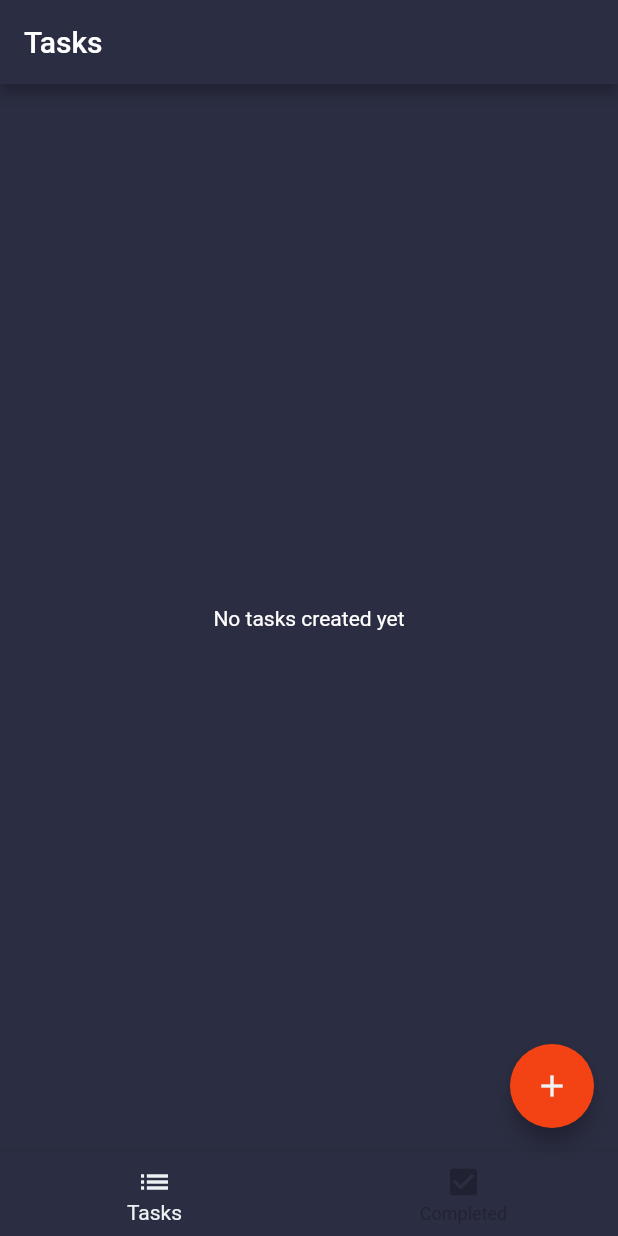
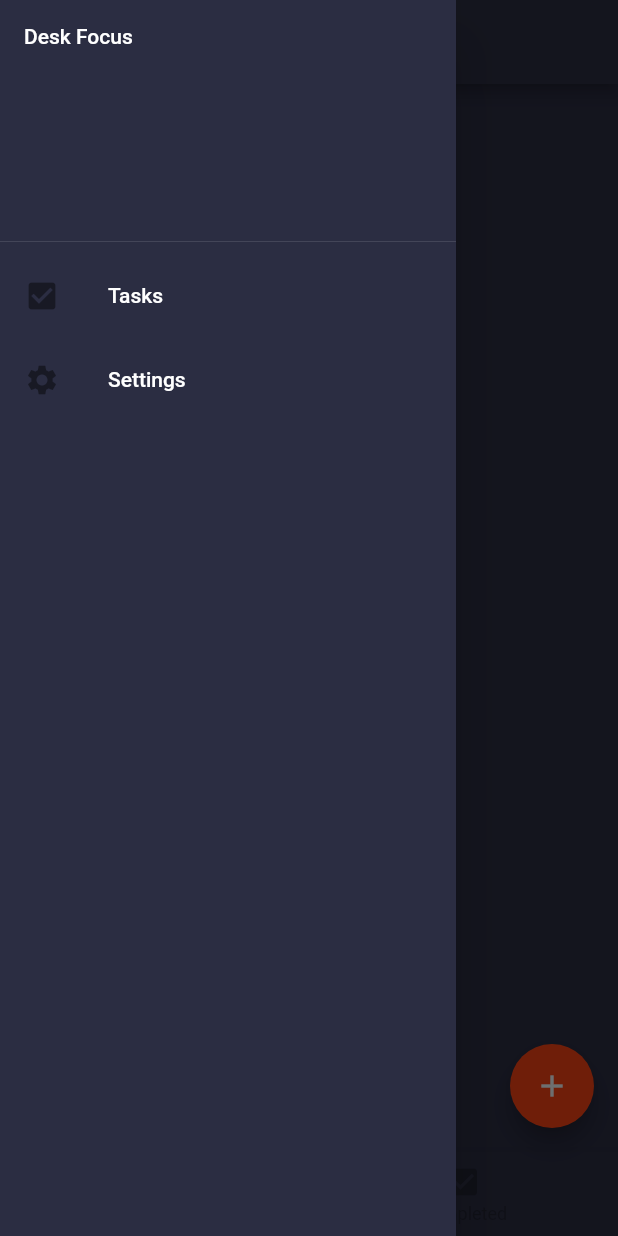
Before and after one commit to Hendermarkson/DeskFocus, a Flutter app: the screen it shows after launch, with the side drawer open (before the commit the screen has no drawer), on a phone screen of 412 x 824 dp. Run offline on Flutter 3.47's test engine with Material 2 defaults, Android fonts, the light colour scheme and no system bars; our stand-ins replace equatable, flutter_slidable, sqflite; accounts and stored records are empty.

Commit message:
Implemented basic drawer for navigation

```diff
--- a/lib/app.dart
+++ b/lib/app.dart
@@ -25,7 +25,7 @@ class App extends StatelessWidget {
         title: 'DeskFocus',
         theme: AppTheme(lightModeEnabled: false).themeData,
         initialRoute: 'home',
-        routes: routes,
+        routes: Routes.config,
       ),
     );
   }
--- a/lib/routes.dart
+++ b/lib/routes.dart
@@ -1,8 +1,14 @@
 import 'package:desk_focus/screens/settings_screen.dart';
 import 'package:desk_focus/screens/tasks/tasks_screen.dart';
 
-final routes = {
-  'home': (context) => TasksScreen(),
-  'tasks': (context) => TasksScreen(),
-  'settings': (context) => SettingsScreen(),
-};
+class Routes {
+  static const String home = 'home';
+  static const String tasks = 'tasks';
+  static const String settings = 'settings';
+
+  static get config => {
+        home: (context) => TasksScreen(),
+        tasks: (context) => TasksScreen(),
+        settings: (context) => SettingsScreen(),
+      };
+}
--- a/lib/screens/settings_screen.dart
+++ b/lib/screens/settings_screen.dart
@@ -1,11 +1,18 @@
+import 'package:desk_focus/widgets/app_drawer.dart';
 import 'package:flutter/material.dart';
 
 class SettingsScreen extends StatelessWidget {
   @override
   Widget build(BuildContext context) {
-    return Container(
-      child: Center(
-        child: Text('Settings'),
+    return Scaffold(
+      appBar: AppBar(
+        title: Text('Settings'),
+      ),
+      drawer: AppDrawer(),
+      body: Container(
+        child: Center(
+          child: Text('Settings'),
+        ),
       ),
     );
   }
--- a/lib/screens/tasks/tasks_screen.dart
+++ b/lib/screens/tasks/tasks_screen.dart
@@ -2,6 +2,7 @@ import 'package:desk_focus/enums/loading_state.dart';
 import 'package:desk_focus/models/entities/task.dart';
 import 'package:desk_focus/models/tasks_data.dart';
 import 'package:desk_focus/screens/tasks/add_task_screen.dart';
+import 'package:desk_focus/widgets/app_drawer.dart';
 import 'package:desk_focus/widgets/error_indicator.dart';
 import 'package:desk_focus/widgets/loading_indicator.dart';
 import 'package:desk_focus/widgets/task_summary.dart';
@@ -50,8 +51,11 @@ class _TasksScreenState extends State<TasksScreen> {
           ),
         ),
         appBar: AppBar(
-          title: Text('Tasks'),
+          title: Center(
+            child: Text('Tasks'),
+          ),
         ),
+        drawer: AppDrawer(),
         bottomNavigationBar: BottomNavigationBar(
           backgroundColor: Theme.of(context).colorScheme.surface,
           selectedItemColor: Theme.of(context).colorScheme.onSurface,
--- /dev/null
+++ b/lib/widgets/app_drawer.dart
@@ -0,0 +1,50 @@
+import 'package:flutter/material.dart';
+
+import '../routes.dart';
+
+class AppDrawer extends StatelessWidget {
+  @override
+  Widget build(BuildContext context) {
+    return Drawer(
+      child: ListView(
+        padding: EdgeInsets.zero,
+        children: [
+          DrawerHeader(
+            child: Text('Desk Focus'),
+          ),
+          DrawerItem(
+            icon: Icons.check_box,
+            title: 'Tasks',
+            route: Routes.tasks,
+          ),
+          DrawerItem(
+            icon: Icons.settings,
+            title: 'Settings',
+            route: Routes.settings,
+          )
+        ],
+      ),
+    );
+  }
+}
+
+class DrawerItem extends StatelessWidget {
+  final IconData icon;
+  final String title;
+  final String route;
+
+  const DrawerItem({Key key, this.icon, this.title, this.route})
+      : super(key: key);
+
+  @override
+  Widget build(BuildContext context) {
+    return ListTile(
+      leading: Icon(this.icon),
+      title: Text(this.title),
+      onTap: () {
+        Navigator.pop(context);
+        Navigator.pushReplacementNamed(context, this.route);
+      },
+    );
+  }
+}
```
